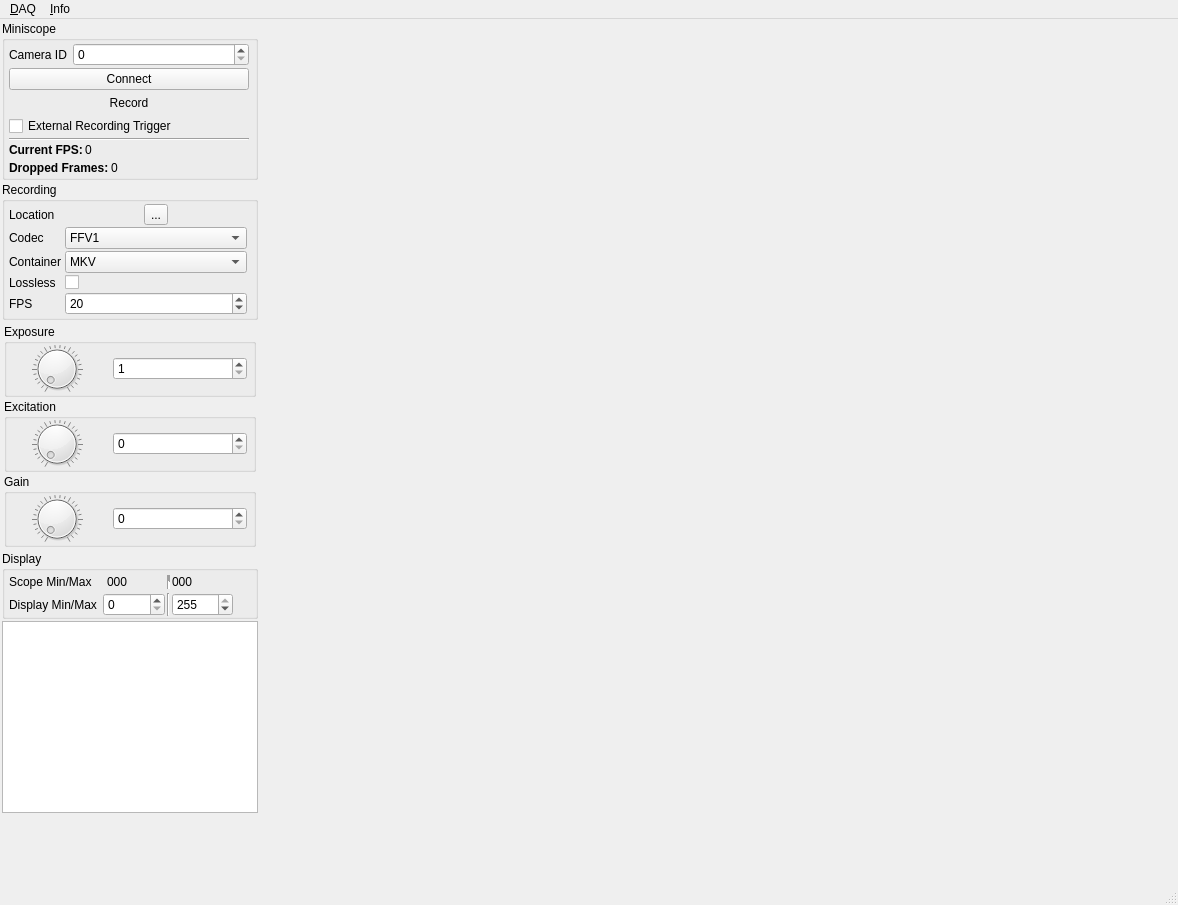
Above: src/mainwindow.ui from bothlab/pomidaq before the change. Below: the same form after it.
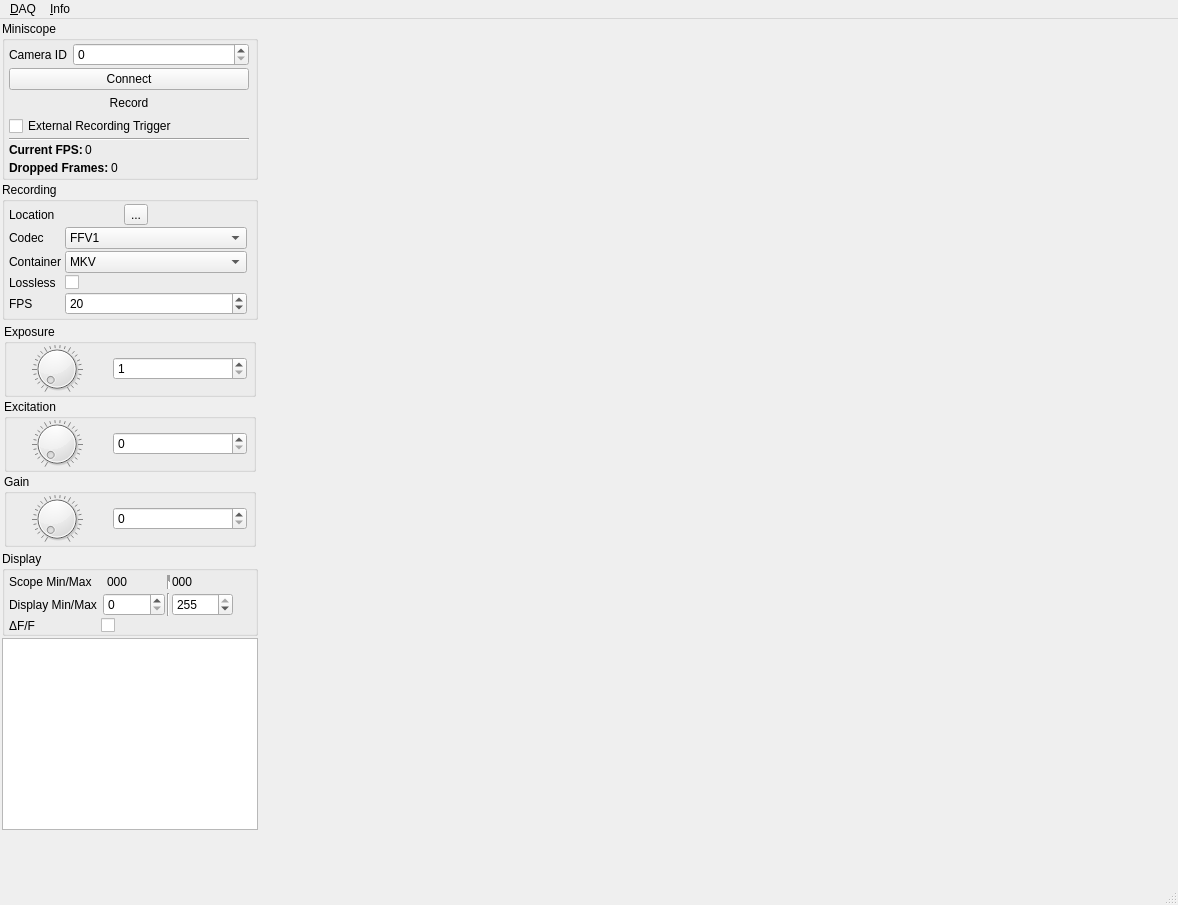
That is the form after the change. Icons and pictures are not drawn.

```diff
--- a/src/mainwindow.ui
+++ b/src/mainwindow.ui
@@ -392,6 +392,22 @@
                  </property>
                 </widget>
                </item>
+               <item>
+                <spacer name="horizontalSpacer">
+                 <property name="orientation">
+                  <enum>Qt::Horizontal</enum>
+                 </property>
+                 <property name="sizeType">
+                  <enum>QSizePolicy::Minimum</enum>
+                 </property>
+                 <property name="sizeHint" stdset="0">
+                  <size>
+                   <width>40</width>
+                   <height>20</height>
+                  </size>
+                 </property>
+                </spacer>
+               </item>
               </layout>
              </widget>
             </item>
@@ -716,6 +732,16 @@
               </layout>
              </widget>
             </item>
+            <item row="2" column="0">
+             <widget class="QLabel" name="deltaFLabel">
+              <property name="text">
+               <string>ΔF/F</string>
+              </property>
+             </widget>
+            </item>
+            <item row="2" column="1">
+             <widget class="QCheckBox" name="deltaFCheckBox"/>
+            </item>
            </layout>
           </item>
          </layout>
```
Left out of the diff: 20 changed lines with no effect on the pictures.
